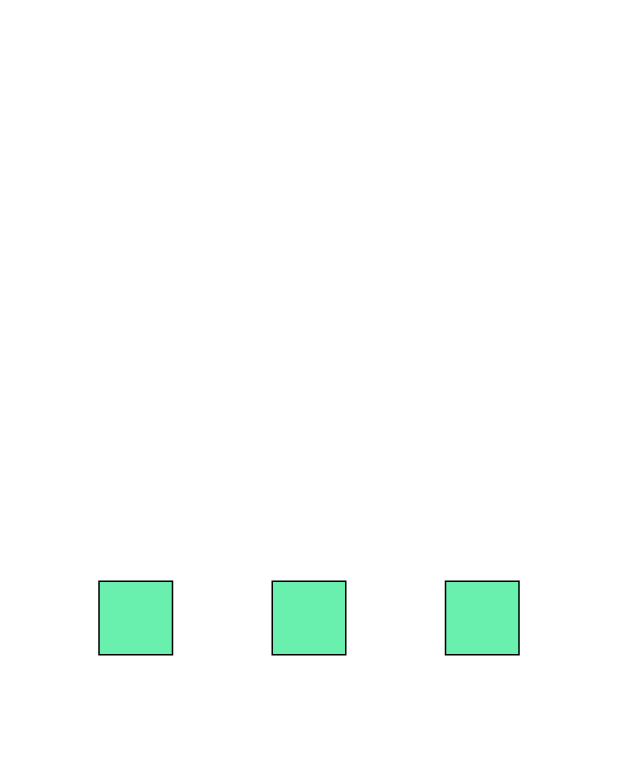
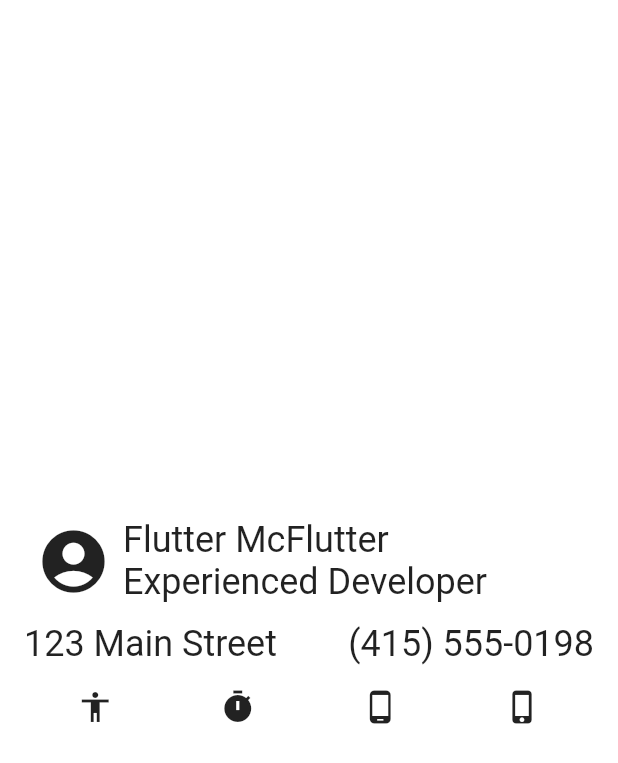
Before and after one commit to Rifat15913/explore-flutter, a Flutter app: the screen it shows after launch, on a phone screen of 412 x 824 dp. Shown: the top 763 px of the screen. Run offline on Flutter 3.47's test engine with Material 2 defaults, Android fonts, the phone set to English and light mode, and no system bars.

Commit message:
Learn building layout from codelabs

```diff
--- a/lib/main.dart
+++ b/lib/main.dart
@@ -29,15 +29,84 @@ class MyApp extends StatelessWidget {
 class MyWidget extends StatelessWidget {
   @override
   Widget build(BuildContext context) {
-    return Row(
-      mainAxisSize: MainAxisSize.min,
-      mainAxisAlignment: MainAxisAlignment.spaceEvenly,
-      crossAxisAlignment: CrossAxisAlignment.center,
-      children: [
-        GreenBox(),
-        GreenBox(),
-        GreenBox(),
-      ],
+    return Center(
+      child: Container(
+        color: Colors.white,
+        child: Padding(
+          padding: const EdgeInsets.all(16.0),
+          child: Column(
+            crossAxisAlignment: CrossAxisAlignment.stretch,
+            mainAxisSize: MainAxisSize.min,
+            children: <Widget>[
+              Row(
+                children: <Widget>[
+                  Padding(
+                    padding: const EdgeInsets.all(8.0),
+                    child: Icon(
+                      Icons.account_circle,
+                      size: 50,
+                    ),
+                  ),
+                  Column(
+                    crossAxisAlignment: CrossAxisAlignment.start,
+                    mainAxisSize: MainAxisSize.min,
+                    children: <Widget>[
+                      Text(
+                        "Flutter McFlutter",
+                        style: Theme
+                            .of(context)
+                            .textTheme
+                            .headline,
+                      ),
+                      Text(
+                        "Experienced Developer",
+                        style: Theme
+                            .of(context)
+                            .textTheme
+                            .headline,
+                      ),
+                    ],
+                  )
+                ],
+              ),
+              SizedBox(
+                height: 8,
+              ),
+              Row(
+                mainAxisAlignment: MainAxisAlignment.spaceBetween,
+                children: <Widget>[
+                  Text(
+                    "123 Main Street",
+                    style: Theme
+                        .of(context)
+                        .textTheme
+                        .headline,
+                  ),
+                  Text(
+                    "(415) 555-0198",
+                    style: Theme
+                        .of(context)
+                        .textTheme
+                        .headline,
+                  ),
+                ],
+              ),
+              SizedBox(
+                height: 16,
+              ),
+              Row(
+                mainAxisAlignment: MainAxisAlignment.spaceAround,
+                children: <Widget>[
+                  Icon(Icons.accessibility),
+                  Icon(Icons.timer),
+                  Icon(Icons.phone_android),
+                  Icon(Icons.phone_iphone),
+                ],
+              ),
+            ],
+          ),
+        ),
+      ),
     );
   }
 }
```
